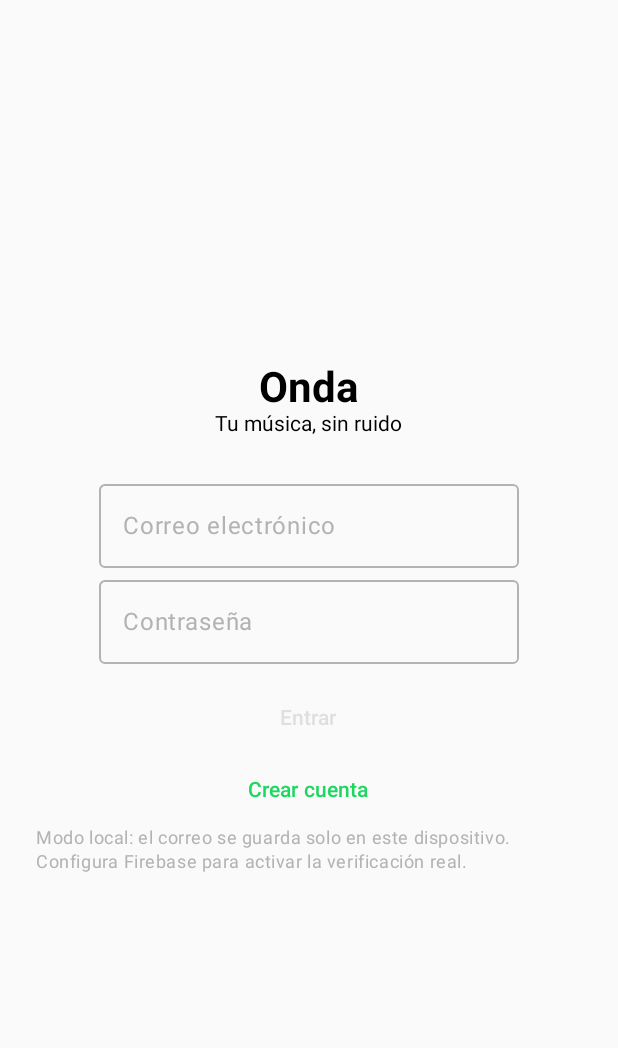
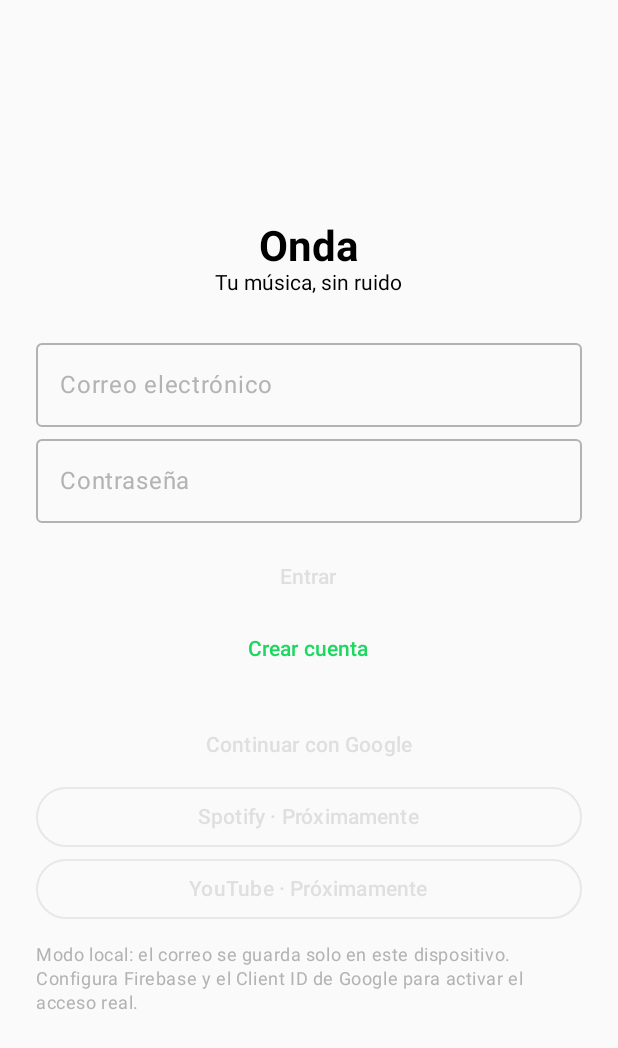
Before and after one commit to SUPPLICASTE/Onda, an Android app built with Jetpack Compose: the screen it shows after launch (MainActivity), on a phone screen of 412 x 824 dp. Shown: the top 1048 px of the screen. Run offline under Robolectric (Android 15) with nearby library versions, the phone set to English and light mode, and no system bars; our stand-ins replace Firebase (no records; nobody signed in at launch, a user with empty details on screens opened directly), Room's generated code; libraries missing offline, so code that uses them is left out: org.schabi.newpipe; 10 statements that could not run were skipped.

Commit message:
Onda 1.1.3: auto-siguiente, DJ contextual, foco de audio, Google, historial y caratulas

```diff
--- a/app/build.gradle.kts
+++ b/app/build.gradle.kts
@@ -22,12 +22,13 @@ android {
         applicationId = "com.supplicaste.onda"
         minSdk = 26
         targetSdk = 34
-        versionCode = 6
-        versionName = "1.1.2"
+        versionCode = 7
+        versionName = "1.1.3"
 
         buildConfigField("String", "FIREBASE_API_KEY", "\"${secret("onda.firebase.apiKey", "ONDA_FIREBASE_API_KEY")}\"")
         buildConfigField("String", "FIREBASE_PROJECT_ID", "\"${secret("onda.firebase.projectId", "ONDA_FIREBASE_PROJECT_ID")}\"")
         buildConfigField("String", "FIREBASE_APP_ID", "\"${secret("onda.firebase.appId", "ONDA_FIREBASE_APP_ID")}\"")
+        buildConfigField("String", "GOOGLE_WEB_CLIENT_ID", "\"${secret("onda.google.webClientId", "ONDA_GOOGLE_WEB_CLIENT_ID")}\"")
         buildConfigField("String", "UPDATER_REPO", "\"SUPPLICASTE/Onda\"")
     }
 
@@ -108,6 +109,7 @@ dependencies {
     implementation("org.jetbrains.kotlinx:kotlinx-coroutines-play-services:1.8.1")
 
     implementation("com.google.firebase:firebase-auth-ktx:22.3.1")
+    implementation("com.google.android.gms:play-services-auth:21.2.0")
     implementation("io.coil-kt:coil-compose:2.6.0")
     implementation("com.journeyapps:zxing-android-embedded:4.3.0")
 
--- a/app/src/main/java/com/supplicaste/onda/data/Models.kt
+++ b/app/src/main/java/com/supplicaste/onda/data/Models.kt
@@ -188,6 +188,9 @@ interface OndaDao {
 
     @Query("SELECT * FROM history ORDER BY playedAt DESC LIMIT 300")
     suspend fun recentHistory(): List<HistoryEntity>
+
+    @Query("SELECT DISTINCT songId FROM playlist_songs UNION SELECT DISTINCT songId FROM album_songs")
+    suspend fun collectionSongIds(): List<String>
 }
 
 @Database(
--- a/app/src/main/java/com/supplicaste/onda/ui/OndaApp.kt
+++ b/app/src/main/java/com/supplicaste/onda/ui/OndaApp.kt
@@ -94,7 +94,7 @@ fun OndaApp(vm: OndaViewModel = viewModel()) {
         }
 
         if (state.email == null) {
-            LoginScreen(vm = vm, message = state.message, loading = state.loading, mode = state.authMode)
+            LoginScreen(vm = vm, message = state.message, loading = state.loading, mode = state.authMode, googleAvailable = state.googleAvailable)
             return@OndaTheme
         }
 
--- a/app/src/main/java/com/supplicaste/onda/ui/login/LoginScreen.kt
+++ b/app/src/main/java/com/supplicaste/onda/ui/login/LoginScreen.kt
@@ -1,13 +1,18 @@
 package com.supplicaste.onda.ui.login
 
+import android.app.Activity
+import androidx.activity.compose.rememberLauncherForActivityResult
+import androidx.activity.result.contract.ActivityResultContracts
 import androidx.compose.foundation.layout.Arrangement
 import androidx.compose.foundation.layout.Column
 import androidx.compose.foundation.layout.Spacer
 import androidx.compose.foundation.layout.fillMaxSize
+import androidx.compose.foundation.layout.fillMaxWidth
 import androidx.compose.foundation.layout.height
 import androidx.compose.foundation.layout.padding
 import androidx.compose.material3.Button
 import androidx.compose.material3.MaterialTheme
+import androidx.compose.material3.OutlinedButton
 import androidx.compose.material3.OutlinedTextField
 import androidx.compose.material3.Text
 import androidx.compose.material3.TextButton
@@ -18,8 +23,10 @@ import androidx.compose.runtime.remember
 import androidx.compose.runtime.setValue
 import androidx.compose.ui.Alignment
 import androidx.compose.ui.Modifier
+import androidx.compose.ui.platform.LocalContext
 import androidx.compose.ui.text.input.PasswordVisualTransformation
 import androidx.compose.ui.unit.dp
+import com.supplicaste.onda.auth.AuthManager
 import com.supplicaste.onda.ui.OndaViewModel
 
 @Composable
@@ -27,10 +34,25 @@ fun LoginScreen(
     vm: OndaViewModel,
     message: String,
     loading: Boolean,
-    mode: String
+    mode: String,
+    googleAvailable: Boolean = false
 ) {
     var email by remember { mutableStateOf("") }
     var password by remember { mutableStateOf("") }
+    val context = LocalContext.current
+
+    val googleLauncher = rememberLauncherForActivityResult(
+        ActivityResultContracts.StartActivityForResult()
+    ) { result ->
+        if (result.resultCode == Activity.RESULT_OK) {
+            val token = try {
+                AuthManager(context).googleTokenFrom(result.data)
+            } catch (e: Exception) {
+                null
+            }
+            if (token != null) vm.signInWithGoogleToken(token)
+        }
+    }
 
     Column(
         modifier = Modifier.fillMaxSize().padding(24.dp),
@@ -45,30 +67,59 @@ fun LoginScreen(
             value = email,
             onValueChange = { email = it },
             label = { Text("Correo electrónico") },
-            singleLine = true
+            singleLine = true,
+            modifier = Modifier.fillMaxWidth()
         )
         OutlinedTextField(
             value = password,
             onValueChange = { password = it },
             label = { Text("Contraseña") },
             singleLine = true,
-            visualTransformation = PasswordVisualTransformation()
+            visualTransformation = PasswordVisualTransformation(),
+            modifier = Modifier.fillMaxWidth()
         )
         Spacer(Modifier.height(12.dp))
 
         Button(
             onClick = { vm.signIn(email, password) },
-            enabled = !loading && email.isNotBlank() && password.isNotBlank()
+            enabled = !loading && email.isNotBlank() && password.isNotBlank(),
+            modifier = Modifier.fillMaxWidth()
         ) { Text("Entrar") }
 
         TextButton(onClick = { vm.signUp(email, password) }) { Text("Crear cuenta") }
 
+        Spacer(Modifier.height(16.dp))
+
+        Button(
+            onClick = {
+                vm.googleSignInIntent()?.let { googleLauncher.launch(it) }
+            },
+            enabled = !loading && googleAvailable,
+            modifier = Modifier.fillMaxWidth()
+        ) { Text("Continuar con Google") }
+
+        OutlinedButton(
+            onClick = {},
+            enabled = false,
+            modifier = Modifier.fillMaxWidth()
+        ) { Text("Spotify · Próximamente") }
+
+        OutlinedButton(
+            onClick = {},
+            enabled = false,
+            modifier = Modifier.fillMaxWidth()
+        ) { Text("YouTube · Próximamente") }
+
+        Spacer(Modifier.height(12.dp))
+
         Text(
-            text = if (mode == "Local") {
-                "Modo local: el correo se guarda solo en este dispositivo. " +
-                    "Configura Firebase para activar la verificación real."
-            } else {
-                "Registro verificado con Firebase"
+            text = when {
+                !googleAvailable && mode == "Local" ->
+                    "Modo local: el correo se guarda solo en este dispositivo. " +
+                        "Configura Firebase y el Client ID de Google para activar el acceso real."
+                !googleAvailable ->
+                    "Configura ONDA_GOOGLE_WEB_CLIENT_ID para activar el acceso con Google."
+                else -> "Registro verificado con Firebase"
             },
             style = MaterialTheme.typography.bodySmall,
             color = MaterialTheme.colorScheme.onSurfaceVariant
--- a/app/src/main/res/values/colors.xml
+++ b/app/src/main/res/values/colors.xml
@@ -1,4 +1,4 @@
 <?xml version="1.0" encoding="utf-8"?>
 <resources>
-    <color name="onda_icon_background">#FF3F6C90</color>
+    <color name="onda_icon_background">#FF070707</color>
 </resources>
```
Also changed, not shown: app/src/main/java/com/supplicaste/onda/auth/AuthManager.kt (+39 -0 lines), app/src/main/java/com/supplicaste/onda/data/OndaRepository.kt (+32 -5 lines), app/src/main/java/com/supplicaste/onda/player/OndaPlaybackService.kt (+43 -2 lines), app/src/main/java/com/supplicaste/onda/ui/OndaViewModel.kt (+85 -4 lines), app/src/main/java/com/supplicaste/onda/ui/library/AlbumDialog.kt (+20 -3 lines), app/src/main/java/com/supplicaste/onda/ui/search/SearchScreen.kt (+11 -5 lines), app/src/main/res/drawable/ic_launcher_foreground.xml (+22 -2 lines), 1 other file.
